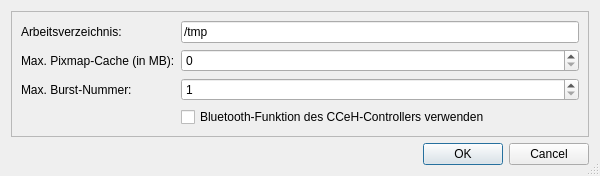
First picture: the form in ui/settings_dialog.ui, repository cceh/byzanz-capture, before the edit.
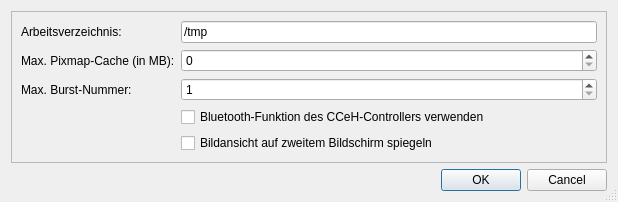
Second picture: the form after the edit.

What changed in the file:
```diff
--- a/ui/settings_dialog.ui
+++ b/ui/settings_dialog.ui
@@ -6,8 +6,8 @@
    <rect>
     <x>0</x>
     <y>0</y>
-    <width>600</width>
-    <height>158</height>
+    <width>618</width>
+    <height>187</height>
    </rect>
   </property>
   <property name="sizePolicy">
@@ -114,6 +114,13 @@
         </property>
        </widget>
       </item>
+      <item row="4" column="1">
+       <widget class="QCheckBox" name="enableSecondScreenMirrorCheckbox">
+        <property name="text">
+         <string>Bildansicht auf zweitem Bildschirm spiegeln</string>
+        </property>
+       </widget>
+      </item>
      </layout>
     </widget>
    </item>
```
Left out of the diff: 8 changed lines with no effect on the pictures.
